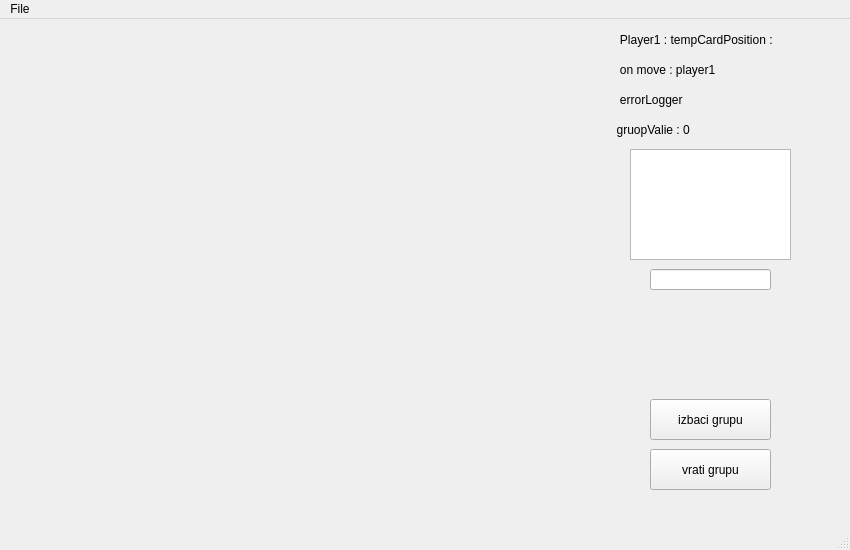
Before: the Qt Designer form game.ui in stefanivanic/RemiFINAL, drawn with Qt 5.
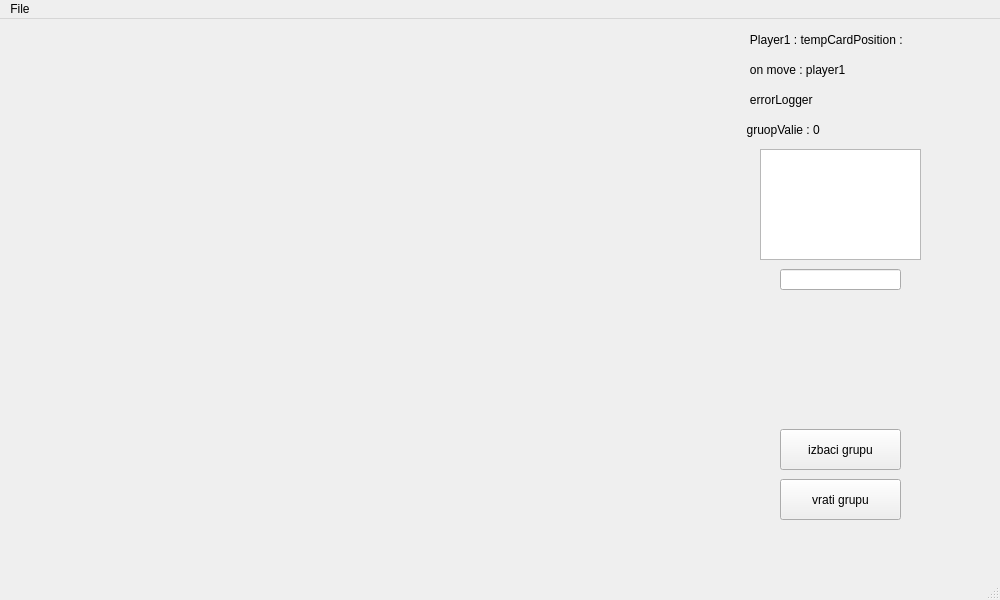
After: the same form once the commit is applied.

Commit message: Grafičke dorade

```diff
--- a/game.ui
+++ b/game.ui
@@ -6,8 +6,8 @@
    <rect>
     <x>0</x>
     <y>0</y>
-    <width>850</width>
-    <height>550</height>
+    <width>1000</width>
+    <height>600</height>
    </rect>
   </property>
   <property name="windowTitle">
@@ -22,7 +22,7 @@
    <widget class="QLabel" name="label">
     <property name="geometry">
      <rect>
-      <x>610</x>
+      <x>740</x>
       <y>10</y>
       <width>201</width>
       <height>21</height>
@@ -35,7 +35,7 @@
    <widget class="QLabel" name="onMoveLabel">
     <property name="geometry">
      <rect>
-      <x>610</x>
+      <x>740</x>
       <y>40</y>
       <width>201</width>
       <height>21</height>
@@ -48,8 +48,8 @@
    <widget class="QPushButton" name="throwGroup">
     <property name="geometry">
      <rect>
-      <x>650</x>
-      <y>380</y>
+      <x>780</x>
+      <y>410</y>
       <width>121</width>
       <height>41</height>
      </rect>
@@ -70,7 +70,7 @@
    <widget class="QLabel" name="errorLogger">
     <property name="geometry">
      <rect>
-      <x>610</x>
+      <x>740</x>
       <y>70</y>
       <width>201</width>
       <height>21</height>
@@ -83,7 +83,7 @@
    <widget class="QLabel" name="groupValue">
     <property name="geometry">
      <rect>
-      <x>610</x>
+      <x>740</x>
       <y>100</y>
       <width>201</width>
       <height>21</height>
@@ -96,8 +96,8 @@
    <widget class="QPushButton" name="undoGroup">
     <property name="geometry">
      <rect>
-      <x>650</x>
-      <y>430</y>
+      <x>780</x>
+      <y>460</y>
       <width>121</width>
       <height>41</height>
      </rect>
@@ -112,7 +112,7 @@
     </property>
     <property name="geometry">
      <rect>
-      <x>630</x>
+      <x>760</x>
       <y>130</y>
       <width>161</width>
       <height>111</height>
@@ -122,7 +122,7 @@
    <widget class="QLineEdit" name="lineEdit">
     <property name="geometry">
      <rect>
-      <x>650</x>
+      <x>780</x>
       <y>250</y>
       <width>121</width>
       <height>21</height>
@@ -135,7 +135,7 @@
     <rect>
      <x>0</x>
      <y>0</y>
-     <width>850</width>
+     <width>1000</width>
      <height>21</height>
     </rect>
    </property>
```
The commit also changes 2 other files.
